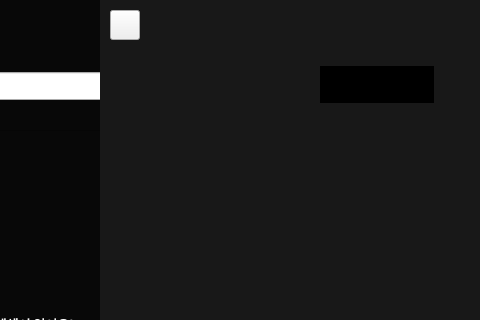
The window that gui/asset_main2.ui (oventd/NA_Spirit) describes before a commit, drawn with Qt 5; both pictures show x 770 to 1250 and y 0 to 320 of the 1250 by 800 pixel window.
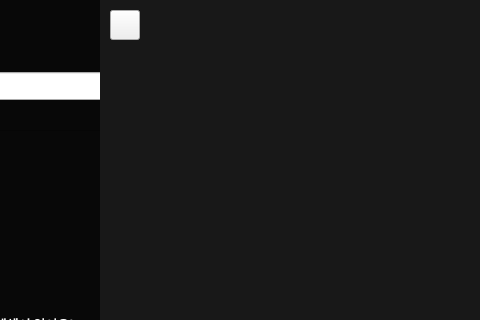
The same window after the commit. Icons and pictures are not drawn.

Patch:
```diff
--- a/gui/asset_main2.ui
+++ b/gui/asset_main2.ui
@@ -1685,10 +1685,10 @@
    <widget class="QPushButton" name="like_download_btn_area">
     <property name="geometry">
      <rect>
-      <x>1082</x>
-      <y>63</y>
-      <width>131</width>
-      <height>41</height>
+      <x>1084</x>
+      <y>60</y>
+      <width>160</width>
+      <height>50</height>
      </rect>
     </property>
     <property name="toolTip">
@@ -1735,9 +1735,9 @@
     <property name="geometry">
      <rect>
       <x>1090</x>
-      <y>66</y>
-      <width>114</width>
-      <height>37</height>
+      <y>65</y>
+      <width>148</width>
+      <height>38</height>
      </rect>
     </property>
     <property name="styleSheet">
@@ -1747,6 +1747,17 @@
      <string/>
     </property>
    </widget>
+   <widget class="QWidget" name="horizontalLayoutWidget_3">
+    <property name="geometry">
+     <rect>
+      <x>1135</x>
+      <y>70</y>
+      <width>21</width>
+      <height>20</height>
+     </rect>
+    </property>
+    <layout class="QHBoxLayout" name="like_asset_number"/>
+   </widget>
    <zorder>label</zorder>
    <zorder>tableWidget</zorder>
    <zorder>user_num</zorder>
@@ -1756,9 +1767,10 @@
    <zorder>toggle_btn_touch_area</zorder>
    <zorder>search</zorder>
    <zorder>like_empty_notice</zorder>
-   <zorder>stackedWidget</zorder>
    <zorder>like_download_btn_area</zorder>
    <zorder>like_download_btn</zorder>
+   <zorder>stackedWidget</zorder>
+   <zorder>horizontalLayoutWidget_3</zorder>
   </widget>
   <widget class="QMenuBar" name="menubar">
    <property name="geometry">
```
